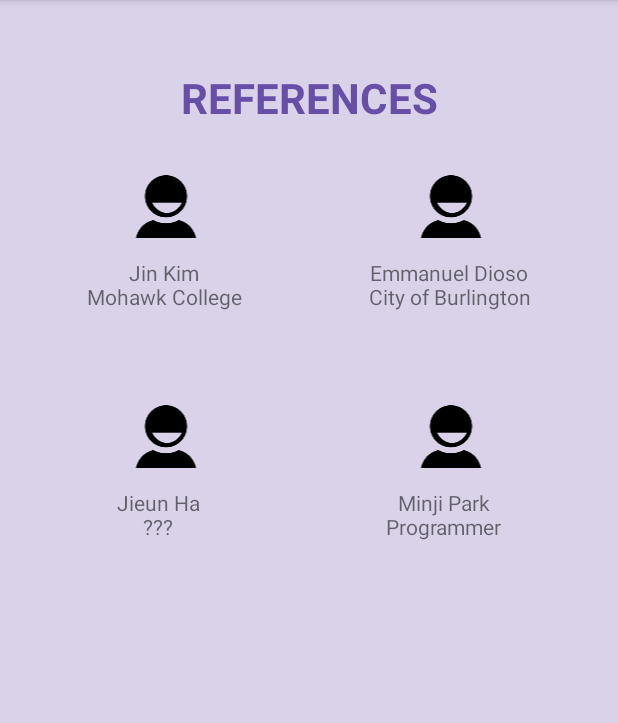
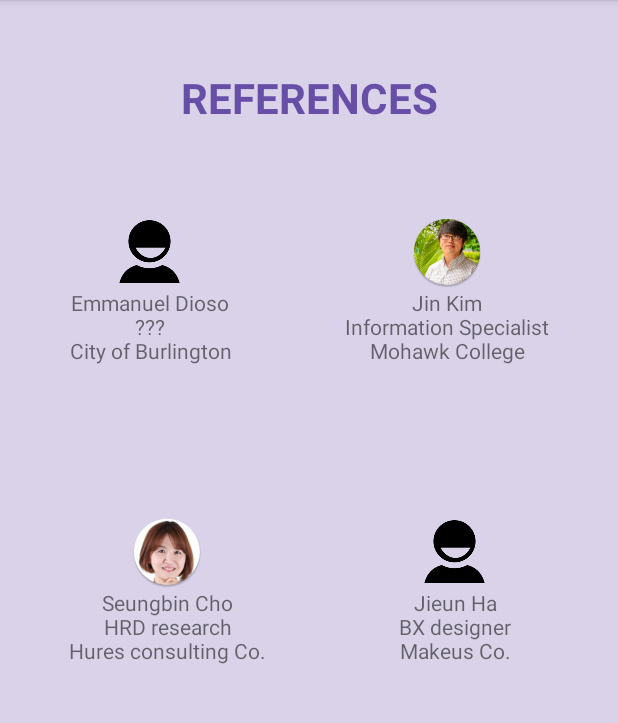
Before and after one commit to pureblue0205/Resume_Viewer_App, an Android app: the fragment ReferenceActivity shown on its own in the app's theme, on a phone screen of 412 x 824 dp, the part 84-807 px from its top. Run offline under Robolectric (Android 15) with nearby library versions, the phone set to English and light mode, and no system bars.

Commit message:
Change reference page, add face picture choose first option for contact

```diff
--- a/app/src/main/res/layout/reference.xml
+++ b/app/src/main/res/layout/reference.xml
@@ -14,12 +14,14 @@
         android:layout_height="match_parent"
         android:fadeScrollbars="false">
 
-        <LinearLayout
+        <!--Try vertical LinearLayout-->
+
+        <RelativeLayout
             android:layout_width="match_parent"
-            android:layout_height="wrap_content"
-            android:orientation="vertical">
+            android:layout_height="wrap_content">
 
             <TextView
+                android:id="@+id/reference_title"
                 android:layout_width="match_parent"
                 android:layout_height="wrap_content"
                 android:layout_marginTop="30dp"
@@ -29,95 +31,195 @@
                 android:textSize="28sp"
                 android:textStyle="bold" />
 
-            <LinearLayout
-                android:layout_width="match_parent"
+            <RelativeLayout
+                android:layout_width="wrap_content"
                 android:layout_height="wrap_content"
-                android:layout_marginTop="30dp"
-                android:orientation="horizontal">
+                android:layout_below="@+id/reference_title"
+                android:layout_marginLeft="30dp"
+                android:layout_marginTop="60dp"
+                android:gravity="center"
+                android:id="@+id/relativeLayout2">
 
                 <ImageView
                     android:id="@+id/imageView1"
                     android:layout_width="wrap_content"
                     android:layout_height="wrap_content"
-                    android:layout_weight="1"
+                    android:layout_alignParentTop="true"
+                    android:layout_centerHorizontal="true"
                     android:src="@mipmap/ic_reference1" />
+
+                <TextView
+                    android:layout_width="wrap_content"
+                    android:layout_height="wrap_content"
+                    android:layout_below="@id/imageView1"
+                    android:layout_centerInParent="true"
+                    android:gravity="center"
+                    android:text="Emmanuel Dioso\n???\nCity of Burlington" />
+            </RelativeLayout>
+
+            <RelativeLayout
+                android:layout_width="wrap_content"
+                android:layout_height="wrap_content"
+                android:gravity="center"
+                android:id="@+id/relativeLayout"
+                android:layout_alignTop="@+id/relativeLayout2"
+                android:layout_alignParentRight="true"
+                android:layout_alignParentEnd="true"
+                android:layout_marginRight="30dp">
 
                 <ImageView
                     android:id="@+id/imageView2"
                     android:layout_width="wrap_content"
                     android:layout_height="wrap_content"
-                    android:layout_weight="1"
-                    android:src="@mipmap/ic_reference1" />
-
-            </LinearLayout>
-
-            <LinearLayout
-                android:layout_width="match_parent"
-                android:layout_height="wrap_content"
-                android:orientation="horizontal">
+                    android:layout_alignParentTop="true"
+                    android:layout_centerHorizontal="true"
+                    android:src="@mipmap/ic_jin" />
 
                 <TextView
                     android:layout_width="wrap_content"
                     android:layout_height="wrap_content"
-                    android:layout_marginTop="10dp"
-                    android:layout_weight="1"
+                    android:layout_below="@id/imageView2"
+                    android:layout_centerInParent="true"
                     android:gravity="center"
-                    android:text="Jin Kim\nMohawk College" />
+                    android:text="Jin Kim\nInformation Specialist\nMohawk College" />
+            </RelativeLayout>
 
-                <TextView
-                    android:layout_width="wrap_content"
-                    android:layout_height="wrap_content"
-                    android:layout_marginTop="10dp"
-                    android:layout_weight="1"
-                    android:gravity="center"
-                    android:text="Emmanuel Dioso\nCity of Burlington" />
-            </LinearLayout>
 
-            <LinearLayout
-                android:layout_width="match_parent"
+            <RelativeLayout
+                android:layout_width="wrap_content"
                 android:layout_height="wrap_content"
-                android:orientation="horizontal">
+                android:layout_below="@+id/reference_title"
+                android:layout_marginLeft="30dp"
+                android:layout_marginTop="260dp"
+                android:gravity="center">
 
                 <ImageView
                     android:id="@+id/imageView3"
                     android:layout_width="wrap_content"
                     android:layout_height="wrap_content"
-                    android:layout_marginTop="60dp"
-                    android:layout_weight="1"
-                    android:src="@mipmap/ic_reference1" />
+                    android:layout_alignParentTop="true"
+                    android:layout_centerHorizontal="true"
+                    android:src="@mipmap/ic_cho" />
+
+                <TextView
+                    android:layout_width="wrap_content"
+                    android:layout_height="wrap_content"
+                    android:layout_below="@id/imageView3"
+                    android:layout_centerInParent="true"
+                    android:gravity="center"
+                    android:text="Seungbin Cho\nHRD research\nHures consulting Co." />
+            </RelativeLayout>
+
+            <RelativeLayout
+                android:layout_width="wrap_content"
+                android:layout_height="wrap_content"
+                android:gravity="center"
+                android:layout_alignParentBottom="true"
+                android:layout_alignRight="@+id/relativeLayout"
+                android:layout_alignEnd="@+id/relativeLayout"
+                android:layout_marginRight="25dp"
+                android:layout_marginEnd="25dp">
 
                 <ImageView
                     android:id="@+id/imageView4"
                     android:layout_width="wrap_content"
                     android:layout_height="wrap_content"
-                    android:layout_marginTop="60dp"
-                    android:layout_weight="1"
-                    android:src="@mipmap/ic_reference1" />
-
-            </LinearLayout>
-
-            <LinearLayout
-                android:layout_width="match_parent"
-                android:layout_height="wrap_content"
-                android:orientation="horizontal">
+                    android:src="@mipmap/ic_reference1"
+                    android:layout_alignParentTop="true"
+                    android:layout_centerHorizontal="true" />
 
                 <TextView
                     android:layout_width="wrap_content"
                     android:layout_height="wrap_content"
-                    android:layout_marginTop="10dp"
-                    android:layout_weight="1"
+                    android:layout_below="@id/imageView4"
+                    android:layout_centerInParent="true"
                     android:gravity="center"
-                    android:text="Jieun Ha\n???" />
+                    android:text="Jieun Ha\nBX designer\nMakeus Co." />
+            </RelativeLayout>
+            <!--<ImageView-->
+            <!--android:id="@+id/imageView1"-->
+            <!--android:layout_width="wrap_content"-->
+            <!--android:layout_height="wrap_content"-->
+            <!--android:layout_below="@id/reference_title"-->
+            <!--android:layout_marginLeft="60dp"-->
+            <!--android:layout_marginTop="60dp"-->
+            <!--android:src="@mipmap/ic_jin" />-->
 
-                <TextView
-                    android:layout_width="wrap_content"
-                    android:layout_height="wrap_content"
-                    android:layout_marginTop="10dp"
-                    android:layout_weight="1"
-                    android:gravity="center"
-                    android:text="Minji Park\nProgrammer" />
-            </LinearLayout>
-        </LinearLayout>
+            <!--<ImageView-->
+            <!--android:id="@+id/imageView2"-->
+            <!--android:layout_width="wrap_content"-->
+            <!--android:layout_height="wrap_content"-->
+            <!--android:layout_below="@id/reference_title"-->
+            <!--android:layout_marginLeft="250dp"-->
+            <!--android:layout_marginTop="60dp"-->
+            <!--android:src="@mipmap/ic_reference1" />-->
+
+
+            <!--<TextView-->
+            <!--android:layout_width="wrap_content"-->
+            <!--android:layout_height="wrap_content"-->
+
+            <!--android:layout_below="@id/reference_title"-->
+            <!--android:layout_marginTop="120dp"-->
+
+            <!--android:gravity="center"-->
+            <!--android:text="Jin Kim\nMohawk College"/>-->
+
+            <!--<TextView-->
+            <!--android:layout_width="wrap_content"-->
+            <!--android:layout_height="wrap_content"-->
+            <!--android:layout_below="@id/reference_title"-->
+            <!--android:layout_marginLeft="200dp"-->
+            <!--android:layout_marginTop="120dp"-->
+
+            <!--android:gravity="center"-->
+            <!--android:text="Emmanuel Dioso\nCity of Burlington" />-->
+
+            <!--<LinearLayout-->
+            <!--android:layout_width="match_parent"-->
+            <!--android:layout_height="wrap_content"-->
+            <!--android:orientation="horizontal">-->
+
+            <!--<ImageView-->
+            <!--android:id="@+id/imageView3"-->
+            <!--android:layout_width="wrap_content"-->
+            <!--android:layout_height="wrap_content"-->
+            <!--android:layout_marginTop="60dp"-->
+            <!--android:layout_weight="1"-->
+            <!--android:src="@mipmap/ic_reference1" />-->
+
+            <!--<ImageView-->
+            <!--android:id="@+id/imageView4"-->
+            <!--android:layout_width="wrap_content"-->
+            <!--android:layout_height="wrap_content"-->
+            <!--android:layout_marginTop="60dp"-->
+            <!--android:layout_weight="1"-->
+            <!--android:src="@mipmap/ic_cho" />-->
+
+            <!--</LinearLayout>-->
+
+            <!--<RelativeLayout-->
+            <!--android:layout_width="match_parent"-->
+            <!--android:layout_height="wrap_content"-->
+            <!--android:orientation="horizontal">-->
+
+            <!--<TextView-->
+            <!--android:layout_width="wrap_content"-->
+            <!--android:layout_height="wrap_content"-->
+            <!--android:layout_marginTop="10dp"-->
+            <!--android:layout_weight="1"-->
+            <!--android:gravity="center"-->
+            <!--android:text="  Jieun Ha  \n???   " />-->
+
+            <!--<TextView-->
+            <!--android:layout_width="wrap_content"-->
+            <!--android:layout_height="wrap_content"-->
+            <!--android:layout_marginTop="10dp"-->
+            <!--android:layout_weight="1"-->
+            <!--android:gravity="center"-->
+            <!--android:text="Seungbin Cho\nProfessor" />-->
+            <!--</RelativeLayout>-->
+        </RelativeLayout>
     </ScrollView>
 
 
```
Also changed, not shown: app/src/main/res/layout/fragment_main.xml (+85 -77 lines), app/src/main/ic_cho-web.png (added), app/src/main/ic_jin-web.png (added), app/src/main/res/mipmap-hdpi/ic_cho.png (added), app/src/main/res/mipmap-hdpi/ic_jin.png (added), app/src/main/res/mipmap-mdpi/ic_cho.png (added), app/src/main/res/mipmap-mdpi/ic_jin.png (added), app/src/main/res/mipmap-xhdpi/ic_cho.png (added), app/src/main/res/mipmap-xhdpi/ic_jin.png (added), app/src/main/res/mipmap-xxhdpi/ic_cho.png (added), app/src/main/res/mipmap-xxhdpi/ic_jin.png (added), app/src/main/res/mipmap-xxxhdpi/ic_cho.png (added), app/src/main/res/mipmap-xxxhdpi/ic_jin.png (added).
